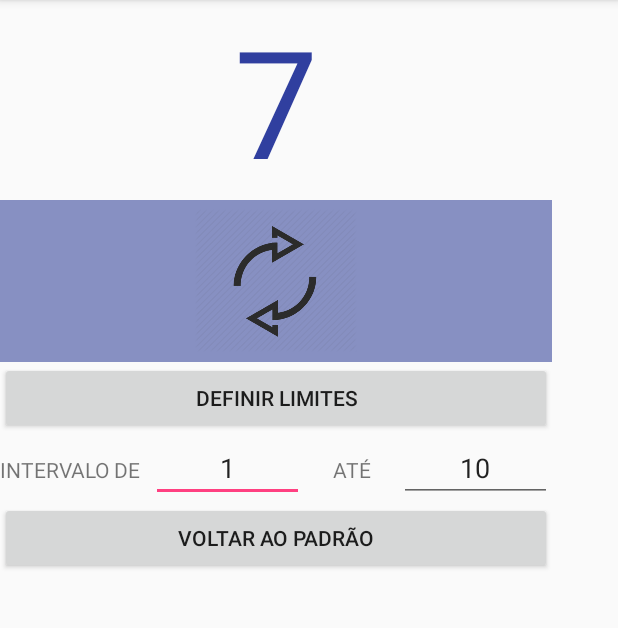
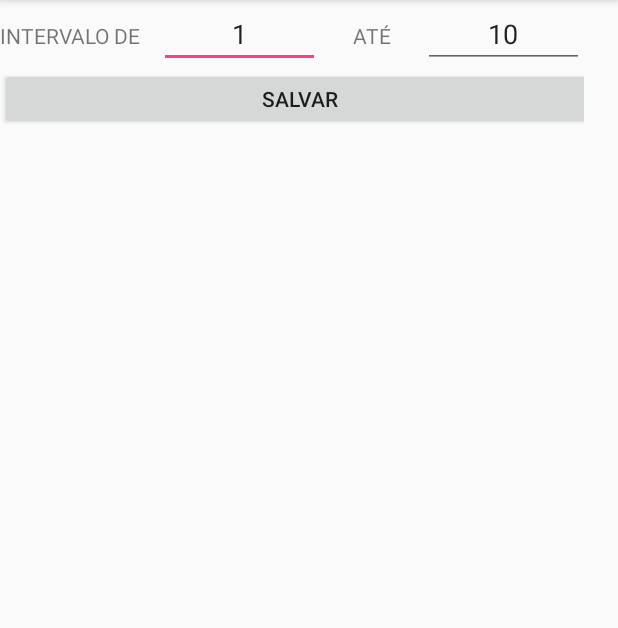
Before and after one commit to franciellyin/CMP1144_trab2, an Android app: the screen it shows after launch (MainActivity before the commit, IntervalActivity after it), after a tap on "DEFINIR LIMITES", on a phone screen of 412 x 824 dp, the part 84-712 px from its top. Run offline under Robolectric (Android 15) with nearby library versions, the phone set to English and light mode, and no system bars.

Commit message:
finalização do trabalho e correções

```diff
--- a/Appmoveis_trabalho2/app/src/main/AndroidManifest.xml
+++ b/Appmoveis_trabalho2/app/src/main/AndroidManifest.xml
@@ -16,6 +16,7 @@
                 <category android:name="android.intent.category.LAUNCHER" />
             </intent-filter>
         </activity>
+        <activity android:name=".IntervalActivity"></activity>
     </application>
 
 </manifest>
--- /dev/null
+++ b/Appmoveis_trabalho2/app/src/main/java/com/example/leticia/appmoveis_trabalho2/IntervalActivity.java
@@ -0,0 +1,98 @@
+package com.example.leticia.appmoveis_trabalho2;
+
+import android.content.Intent;
+import android.content.pm.ActivityInfo;
+import android.support.v7.app.AppCompatActivity;
+import android.os.Bundle;
+import android.util.Log;
+import android.view.View;
+import android.widget.Button;
+import android.widget.EditText;
+import android.widget.Toast;
+
+/**
+ * @author Francielly Gomes
+ * Activity responsavel por controlar o intervalo de rondomização
+ */
+public class IntervalActivity extends AppCompatActivity {
+
+    private EditText etInicio;
+    private EditText etFinal;
+    private Button btSalvar;
+
+    private static final String TAG = "LoginActivity";
+
+    @Override
+    protected void onCreate(Bundle savedInstanceState) {
+        //Log.v(TAG, "oncreate");
+        super.onCreate(savedInstanceState);
+        setContentView(R.layout.activity_interval);
+
+        //define a orientação da tela para portrait
+        setRequestedOrientation(ActivityInfo.SCREEN_ORIENTATION_PORTRAIT);
+
+        etInicio = findViewById(R.id.etInicio);
+        etFinal = findViewById(R.id.etFinal);
+        btSalvar = findViewById(R.id.btSalvar);
+
+        Bundle extras = getIntent().getExtras();
+        String inicio = extras.getString("inicio");
+        String fim = extras.getString("fim");
+
+        try {
+            if (inicio != null) {
+                etInicio.setText(inicio);
+            }
+        }catch (Exception e){
+            etInicio.setText("1");
+        }
+
+        try {
+            if (fim != null) {
+                etFinal.setText(fim);
+            }
+        }catch (Exception e){
+            etFinal.setText("1");
+        }
+
+        btSalvar.setOnClickListener(clickListenerSalvar());
+    }
+
+
+
+    private View.OnClickListener clickListenerSalvar(){
+        return new View.OnClickListener() {
+            @Override
+            public void onClick(View v) {
+                if(verificarIntervalo(etInicio.getText().toString(), etFinal.getText().toString())){
+                    Intent intent = new Intent();
+                    intent.putExtra("inicio", etInicio.getText().toString());
+                    intent.putExtra("fim", etFinal.getText().toString());
+                    setResult(MainActivity.RESULT_OK, intent);
+                    finish();
+                }
+
+            }
+        };
+    }
+
+    private boolean verificarIntervalo(String strInicio, String strFim){
+        try{
+            int inicio = Integer.parseInt(strInicio);
+            int fim = Integer.parseInt(strFim);
+            if(inicio>=fim) {
+                alertar("O valor do início do intervalo precisa ser menor que o fim");
+                return false;
+            }
+            return true;
+        }catch (NumberFormatException e) {
+            alertar("Os valores informados para o intervalo precisam ser númericos");
+            return false;
+        }
+    }
+
+    private void alertar(String mensagem){
+        Toast.makeText(this, mensagem, Toast.LENGTH_SHORT).show();
+    }
+
+}
--- a/Appmoveis_trabalho2/app/src/main/java/com/example/leticia/appmoveis_trabalho2/MainActivity.java
+++ b/Appmoveis_trabalho2/app/src/main/java/com/example/leticia/appmoveis_trabalho2/MainActivity.java
@@ -1,13 +1,13 @@
 package com.example.leticia.appmoveis_trabalho2;
 
+import android.content.Intent;
 import android.content.pm.ActivityInfo;
 import android.support.v7.app.AppCompatActivity;
 import android.os.Bundle;
+import android.util.Log;
 import android.view.View;
 import android.widget.Button;
-import android.widget.EditText;
 import android.widget.ImageButton;
-import android.widget.LinearLayout;
 import android.widget.TextView;
 import android.widget.Toast;
 
@@ -15,39 +15,38 @@ import java.util.Random;
 
 /**
  * @author Francielly Gomes
- * Activity Principal responsabel por controlar a interação com os componentes da tela
+ * Activity Principal responsavel por controlar a interação com os componentes da tela
  */
 public class MainActivity extends AppCompatActivity {
 
     private TextView tvNumeroRand;
     private ImageButton btRandomizar;
     private Button btDefinirLimites;
-    private EditText etInicio;
-    private EditText etFinal;
     private Button btVoltarPadrao;
-    private LinearLayout llIntervalo;
+    private int inicio = 1;
+    private int fim = 10;
+
+    private static final String TAG = "MainActivity";
 
 
     @Override
     protected void onCreate(Bundle savedInstanceState) {
+        //Log.v(TAG, "oncreate");
         super.onCreate(savedInstanceState);
         setContentView(R.layout.activity_main);
 
         //define a orientação da tela para portrait
         setRequestedOrientation(ActivityInfo.SCREEN_ORIENTATION_PORTRAIT);
 
+        inicio = 1;
+        fim = 10;
+
         //inicialização das variaveis que controlam os componentes
         tvNumeroRand = findViewById(R.id.tvNumeroRand);
         btRandomizar = findViewById(R.id.btRandomizar);
         btDefinirLimites = findViewById(R.id.btDefinirLimites);
-        etInicio = findViewById(R.id.etInicio);
-        etFinal = findViewById(R.id.etFinal);
+
         btVoltarPadrao = findViewById(R.id.btVoltarPadrao);
-        llIntervalo = findViewById(R.id.llIntervalo);
-
-        llIntervalo.setVisibility(View.INVISIBLE);
-
-        verificarIntervalo(etInicio.getText().toString(), etFinal.getText().toString());
 
         btDefinirLimites.setOnClickListener(clickListenerDefinirLimites());
         btVoltarPadrao.setOnClickListener(clickListenerVoltarPadrao());
@@ -60,18 +59,42 @@ public class MainActivity extends AppCompatActivity {
         return new View.OnClickListener() {
             @Override
             public void onClick(View v) {
-                llIntervalo.setVisibility(View.VISIBLE);
+                Intent i = new Intent(getBaseContext(), IntervalActivity.class);
+                i.putExtra("inicio", String.valueOf(inicio));
+                i.putExtra("fim", String.valueOf(fim));
+                startActivityForResult(i, 1);
             }
         };
     }
+
+    @Override
+    protected void onActivityResult(int requestCode, int resultCode, Intent data) {
+        //Log.v(TAG, "onactivity result");
+        if (requestCode == 1) {
+            if (resultCode == RESULT_OK) {
+                String strIni = data.getStringExtra("inicio");
+                String strFim = data.getStringExtra("fim");
+
+                try {
+                    inicio = Integer.parseInt(strIni);
+                    fim = Integer.parseInt(strFim);
+                    randomizar();
+                }catch (Exception e){
+                    inicio = 1;
+                    fim = 10;
+                    alertar("Intervalo redefinido para o padrão. Volte e informe o intervalo corretamente. ");
+                }
+            }
+        }
+    }
+
 
     private View.OnClickListener clickListenerVoltarPadrao(){
         return new View.OnClickListener() {
             @Override
             public void onClick(View v) {
-                etInicio.setText("1");
-                etFinal.setText("10");
-                llIntervalo.setVisibility(View.INVISIBLE);
+                inicio = 1;
+                fim = 10;
             }
         };
     }
@@ -86,10 +109,7 @@ public class MainActivity extends AppCompatActivity {
     }
 
     private void randomizar(){
-        if(verificarIntervalo(etInicio.getText().toString(), etFinal.getText().toString())){
         try{
-                int inicio = Integer.parseInt(etInicio.getText().toString());
-                int fim = Integer.parseInt(etFinal.getText().toString());
             Random r = new Random();
             int num = r.nextInt((fim - inicio) + 1) + inicio;
             tvNumeroRand.setText(String.valueOf(num));
@@ -97,22 +117,8 @@ public class MainActivity extends AppCompatActivity {
             alertar("Erro no cálculo do randômico");
         }
     }
-    }
 
-    private boolean verificarIntervalo(String strInicio, String strFim){
-        try{
-            int inicio = Integer.parseInt(strInicio);
-            int fim = Integer.parseInt(strFim);
-            if(inicio>=fim) {
-                alertar("O valor do início do intervalo precisa ser menor que o fim");
-                return false;
-            }
-            return true;
-        }catch (NumberFormatException e) {
-            alertar("Os valores informados para o intervalo precisam ser númericos");
-            return false;
-        }
-    }
+
 
     private void alertar(String mensagem){
         Toast.makeText(this, mensagem, Toast.LENGTH_SHORT).show();
--- /dev/null
+++ b/Appmoveis_trabalho2/app/src/main/res/layout/activity_interval.xml
@@ -0,0 +1,67 @@
+<?xml version="1.0" encoding="utf-8"?>
+<android.support.constraint.ConstraintLayout xmlns:android="http://schemas.android.com/apk/res/android"
+    xmlns:app="http://schemas.android.com/apk/res-auto"
+    xmlns:tools="http://schemas.android.com/tools"
+    android:layout_width="match_parent"
+    android:layout_height="match_parent"
+    tools:context=".IntervalActivity">
+
+
+    <LinearLayout
+        android:layout_width="389dp"
+        android:layout_height="400dp"
+        android:orientation="vertical">
+
+        <LinearLayout
+            android:layout_width="match_parent"
+            android:layout_height="wrap_content"
+            android:orientation="horizontal">
+
+            <TextView
+                android:id="@+id/tvLabelInicio"
+                android:layout_width="39dp"
+                android:layout_height="30dp"
+                android:layout_weight="1"
+                android:text="INTERVALO DE" />
+
+            <EditText
+                android:id="@+id/etInicio"
+                android:layout_width="40dp"
+                android:layout_height="match_parent"
+                android:layout_weight="1"
+                android:ems="10"
+                android:inputType="number"
+                android:text="1"
+                android:textAlignment="center" />
+
+            <TextView
+                android:id="@+id/tvLabelAte"
+                android:layout_width="1dp"
+                android:layout_height="30dp"
+                android:layout_weight="1"
+                android:text="ATÉ"
+                android:textAlignment="center" />
+
+            <EditText
+                android:id="@+id/etFinal"
+                android:layout_width="40dp"
+                android:layout_height="wrap_content"
+                android:layout_weight="1"
+                android:ems="10"
+                android:inputType="number"
+                android:text="10"
+                android:textAlignment="center" />
+
+        </LinearLayout>
+
+        <Button
+            android:id="@+id/btSalvar"
+            android:layout_width="400dp"
+            android:layout_height="41dp"
+            android:text="Salvar"
+            app:layout_constraintStart_toStartOf="parent"
+            tools:layout_editor_absoluteY="54dp" />
+
+    </LinearLayout>
+
+</android.support.constraint.ConstraintLayout>
--- a/Appmoveis_trabalho2/app/src/main/res/layout/activity_main.xml
+++ b/Appmoveis_trabalho2/app/src/main/res/layout/activity_main.xml
@@ -35,48 +35,7 @@
             android:layout_height="wrap_content"
             android:text="Definir Limites" />
 
-        <LinearLayout
-            android:id="@+id/llIntervalo"
-            android:layout_width="match_parent"
-            android:layout_height="wrap_content"
-            android:orientation="horizontal">
 
-            <TextView
-                android:id="@+id/tvLabelInicio"
-                android:layout_width="39dp"
-                android:layout_height="30dp"
-                android:layout_weight="1"
-                android:text="INTERVALO DE" />
-
-            <EditText
-                android:id="@+id/etInicio"
-                android:layout_width="40dp"
-                android:layout_height="match_parent"
-                android:layout_weight="1"
-                android:ems="10"
-                android:inputType="number"
-                android:text="1"
-                android:textAlignment="center" />
-
-            <TextView
-                android:id="@+id/tvLabelAte"
-                android:layout_width="1dp"
-                android:layout_height="30dp"
-                android:layout_weight="1"
-                android:text="ATÉ"
-                android:textAlignment="center" />
-
-            <EditText
-                android:id="@+id/etFinal"
-                android:layout_width="40dp"
-                android:layout_height="wrap_content"
-                android:layout_weight="1"
-                android:ems="10"
-                android:inputType="number"
-                android:text="10"
-                android:textAlignment="center" />
-
-        </LinearLayout>
 
         <Button
             android:id="@+id/btVoltarPadrao"
```
Also changed, not shown: 1 other file. Lines whose indentation alone changed are shown as unchanged.
